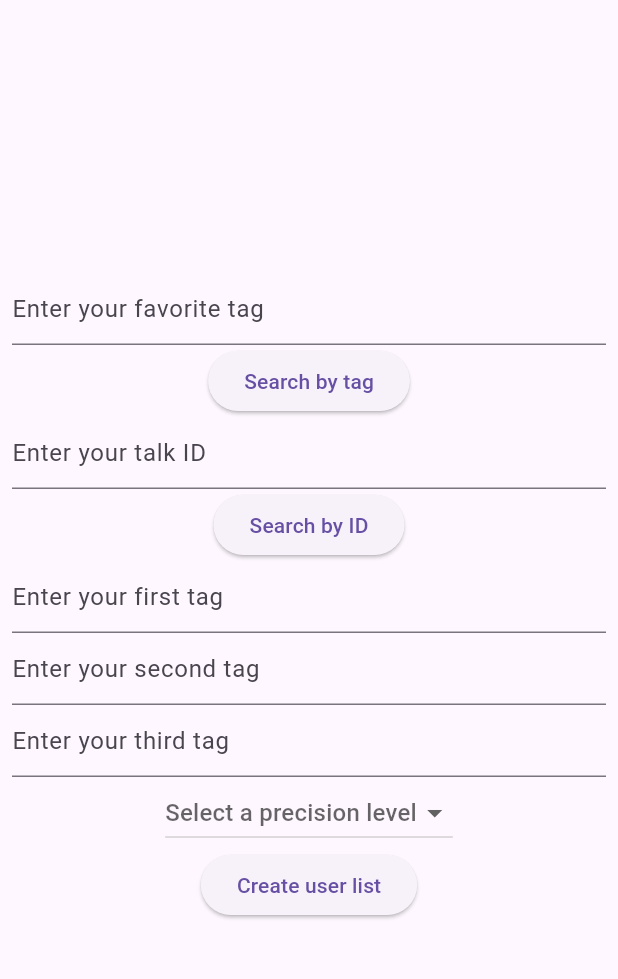
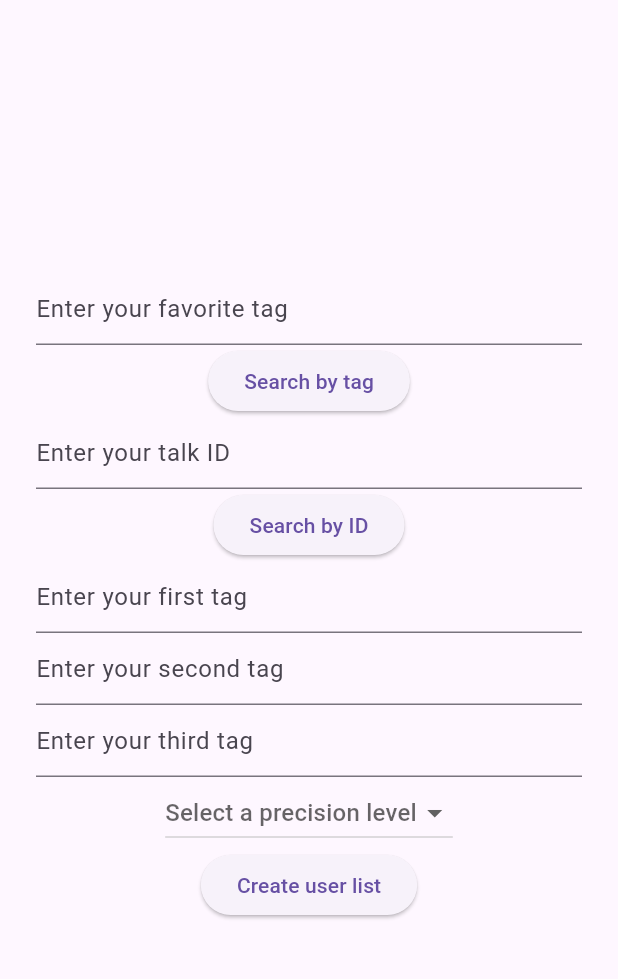
Before and after one commit to sasha-cattaneo/TecnologieCloudMobile, a Flutter app: the screen it shows after launch, on a phone screen of 412 x 824 dp, the part 63-1042 px from its top. Run offline on Flutter 3.47's test engine with Material 3 defaults, Android fonts, the phone set to English and light mode, and no system bars.

Commit message:
update ui of flutter app

```diff
--- a/my_tedx/lib/main.dart
+++ b/my_tedx/lib/main.dart
@@ -7,6 +7,7 @@ import 'models/video.dart';
 import 'models/user.dart';
 import 'pages/single_video_page.dart';
 import 'pages/single_user_page.dart';
+import 'package:my_tedx/styles/dimens.dart';
 
 void main() => runApp(const MyApp());
 
@@ -51,7 +52,8 @@ class _MyHomePageState extends State<MyHomePage> {
   int init = 0;
 
   final List<String> scoreLevel = <String>['0', '1', '2'];
-  String? scoreLevel_selected;
+  final List<String> scoreLevelText = <String>['Low','Medium','High'];
+  String? scoreLevelSelected;
 
   @override
   void initState() {
@@ -77,7 +79,7 @@ class _MyHomePageState extends State<MyHomePage> {
   void _createUserList() async {
     setState(() {
       init = 3;
-      _users = createUserList(_controllerTagUser1.text, _controllerTagUser2.text, _controllerTagUser3.text, scoreLevel_selected);
+      _users = createUserList(_controllerTagUser1.text, _controllerTagUser2.text, _controllerTagUser3.text, scoreLevelSelected);
     });
   }
 
@@ -98,7 +100,9 @@ class _MyHomePageState extends State<MyHomePage> {
           child: Builder(builder: (context){
             switch(init){
               case 0: {
-                return Column(
+                return SingleChildScrollView(
+                  padding: const EdgeInsets.all(Dimens.mainPadding),
+                  child: Column(
                     mainAxisAlignment: MainAxisAlignment.center,
                     children: <Widget>[
                       TextField(
@@ -140,17 +144,17 @@ class _MyHomePageState extends State<MyHomePage> {
                             const InputDecoration(hintText: 'Enter your third tag'),
                       ),
                       DropdownButton<String>(
-                      value: scoreLevel_selected,
-                      hint: Text("Select a precision level"),
+                        value: scoreLevelSelected,
+                        hint: const Text("Select a precision level"),
                         items: scoreLevel.map<DropdownMenuItem<String>>((String value){
                           return DropdownMenuItem<String>(
                             value: value,
-                          child: Text(value),
+                            child: Text(scoreLevelText[int.parse(value)]),
                           );
                         }).toList(),
                         onChanged: (String? newValue){
                           setState(() {
-                          scoreLevel_selected = newValue;
+                            scoreLevelSelected = newValue;
                           });
                         }
                         ),
@@ -161,7 +165,9 @@ class _MyHomePageState extends State<MyHomePage> {
                         },
                       ),
                     ],
+                  ),
                 );
+
               }
               case 1:{
                 return FutureBuilder<List<Talk>>(
@@ -269,7 +275,7 @@ class _MyHomePageState extends State<MyHomePage> {
                             ),
                           ));
                     } else if (snapshot.hasError) {
-                      return Text("main.dart[212] ${snapshot.error}");
+                      return Text("${snapshot.error}");
                     }
 
                     return const CircularProgressIndicator();
--- a/my_tedx/lib/user_repository.dart
+++ b/my_tedx/lib/user_repository.dart
@@ -13,7 +13,7 @@ Future<List<User>> initEmptyListUser() async {
 
 Future<User> getSingleUser (String videoId) async {
   var url = Uri.parse("https://htmetgixmi.execute-api.us-east-1.amazonaws.com/default/get_talk");
-  var u;
+
   final http.Response response = await http.post(url,
     headers: <String, String>{
       'Content-Type': 'application/json; charset=UTF-8',
@@ -23,7 +23,7 @@ Future<User> getSingleUser (String videoId) async {
     }),
   );
   if (response.statusCode == 200) {
-    u = User.fromJSON(json.decode(response.body)[0]);
+    var u = User.fromJSON(json.decode(response.body)[0]);
     return u;
   } else {
     throw Exception('Failed to load watch next');
```
Also changed, not shown: my_tedx/lib/pages/single_user_page.dart (+8 -4 lines), my_tedx/lib/pages/single_video_page.dart (+16 -12 lines), my_tedx/lib/video_repository.dart (+5 -4 lines). Lines whose indentation alone changed are shown as unchanged.
